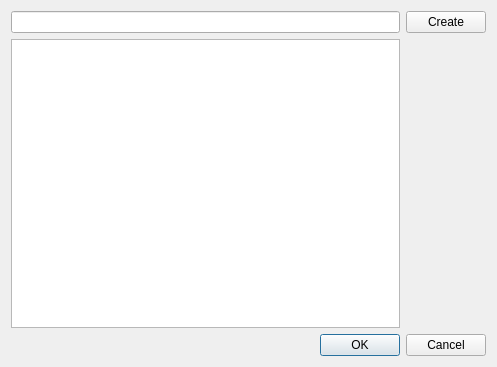
This is src/View/Qt/TimeLine/CategoryDialog.ui in Tatane/TimeLine as Qt 5 draws it before an edit. The edited form follows.
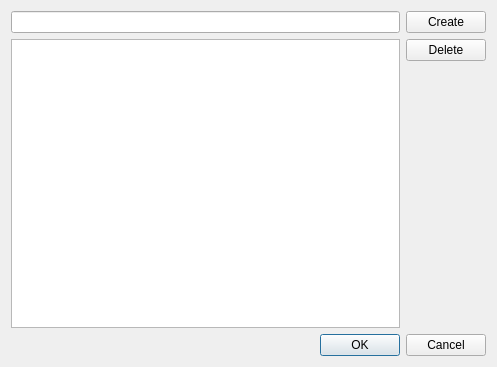
This is the edited form.

Commit message: Add feature Delete Category

What changed in the file:
```diff
--- a/src/View/Qt/TimeLine/CategoryDialog.ui
+++ b/src/View/Qt/TimeLine/CategoryDialog.ui
@@ -35,6 +35,13 @@
          </property>
         </widget>
        </item>
+       <item>
+        <widget class="QPushButton" name="btnDelete">
+         <property name="text">
+          <string>Delete</string>
+         </property>
+        </widget>
+       </item>
        <item>
         <spacer name="verticalSpacer">
          <property name="orientation">
```
Left out of the diff: 2 changed lines with no effect on the pictures. The commit also changes 5 other files.
